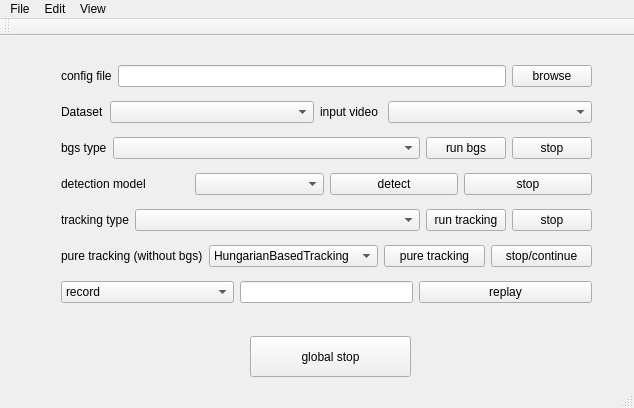
yzbx/surveillance-video-system, file objectTracking/motionBased/src/objectTracking/main/mainwindow.ui: the form before one commit.
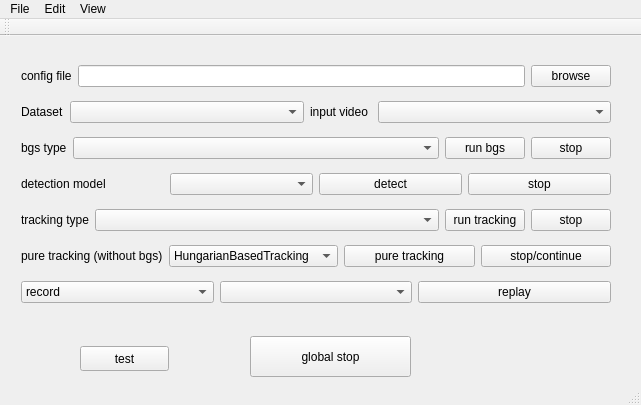
The form after the commit.

Commit message: find bug in replay model, must show the image first

```diff
--- a/objectTracking/motionBased/src/objectTracking/main/mainwindow.ui
+++ b/objectTracking/motionBased/src/objectTracking/main/mainwindow.ui
@@ -6,8 +6,8 @@
    <rect>
     <x>0</x>
     <y>0</y>
-    <width>634</width>
-    <height>408</height>
+    <width>641</width>
+    <height>405</height>
    </rect>
   </property>
   <property name="windowTitle">
@@ -17,9 +17,9 @@
    <widget class="QWidget" name="layoutWidget">
     <property name="geometry">
      <rect>
-      <x>50</x>
+      <x>10</x>
       <y>10</y>
-      <width>553</width>
+      <width>612</width>
       <height>281</height>
      </rect>
     </property>
@@ -238,14 +238,7 @@
         </widget>
        </item>
        <item>
-        <widget class="QLineEdit" name="lineEdit_recordPath">
-         <property name="sizePolicy">
-          <sizepolicy hsizetype="Preferred" vsizetype="Fixed">
-           <horstretch>0</horstretch>
-           <verstretch>0</verstretch>
-          </sizepolicy>
-         </property>
-        </widget>
+        <widget class="QComboBox" name="comboBox_replayFiles"/>
        </item>
        <item>
         <widget class="QPushButton" name="pushButton_recordReplay">
@@ -271,13 +264,26 @@
      <string>global stop</string>
     </property>
    </widget>
+   <widget class="QPushButton" name="pushButton_test">
+    <property name="geometry">
+     <rect>
+      <x>80</x>
+      <y>310</y>
+      <width>89</width>
+      <height>25</height>
+     </rect>
+    </property>
+    <property name="text">
+     <string>test</string>
+    </property>
+   </widget>
   </widget>
   <widget class="QMenuBar" name="menuBar">
    <property name="geometry">
     <rect>
      <x>0</x>
      <y>0</y>
-     <width>634</width>
+     <width>641</width>
      <height>22</height>
     </rect>
    </property>
```
The commit also changes 14 other files.
